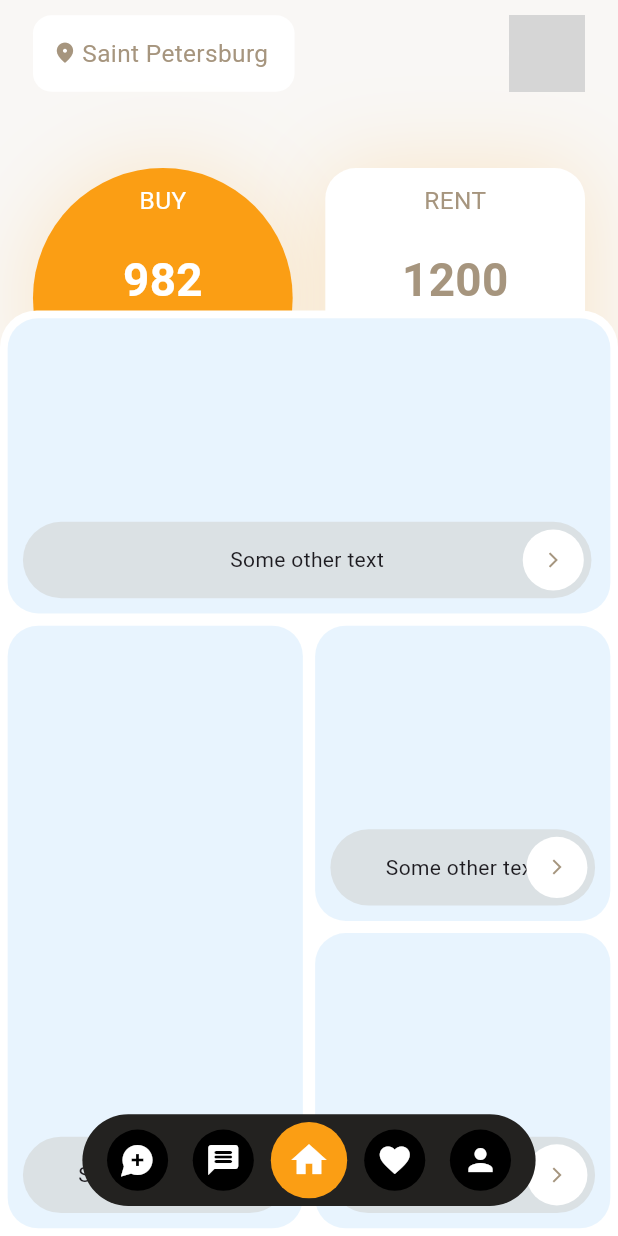
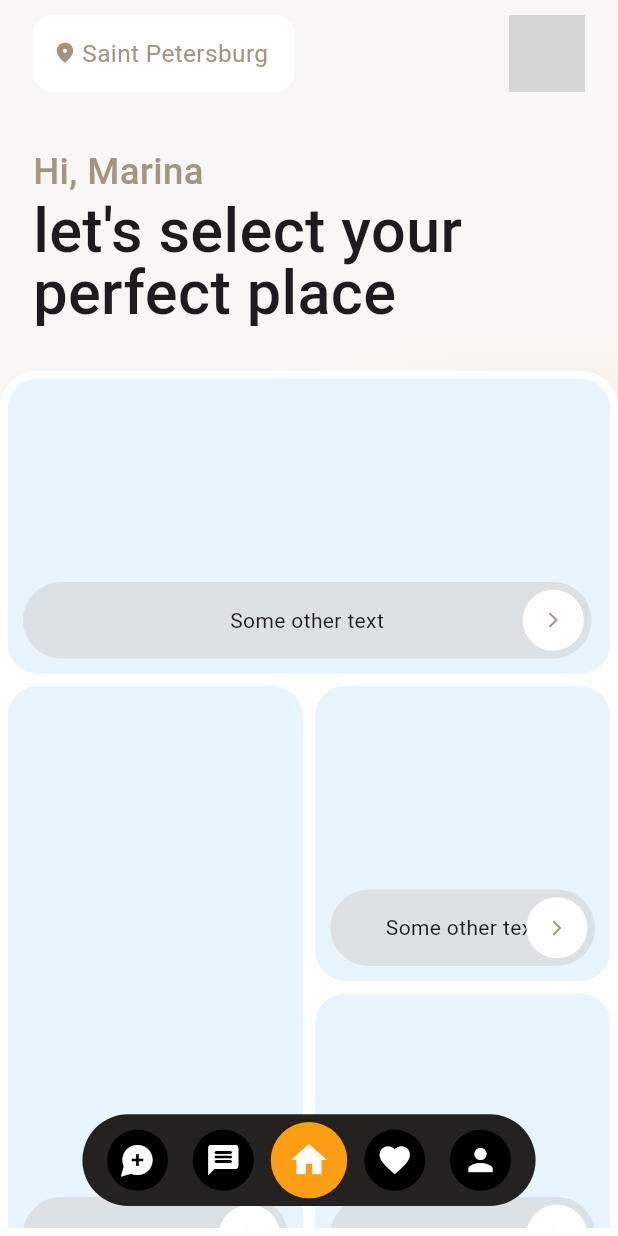
Before and after one commit to Enri-code/real-estate-app, a Flutter app: the screen it shows after launch, on a phone screen of 412 x 824 dp. Run offline on Flutter 3.47's test engine with Material 3 defaults, Android fonts, the phone set to English and light mode, and no system bars; our stand-ins replace bloc, dropdown_button2, equatable, flutter_bloc, flutter_screenutil, google_maps_flutter; grey boxes are pictures that could not be loaded.

Commit message:
fix: ui updates on home page

```diff
--- a/lib/src/features/home/presentation/pages/home_page.dart
+++ b/lib/src/features/home/presentation/pages/home_page.dart
@@ -5,6 +5,7 @@ import 'package:real_estate_app/src/features/home/presentation/widgets/home_list
 import 'package:real_estate_app/src/features/home/presentation/widgets/location_widget.dart';
 import 'package:real_estate_app/src/features/home/presentation/widgets/rent_amount_widget.dart';
 import 'package:real_estate_app/src/features/home/presentation/widgets/user_profile_widget.dart';
+import 'package:real_estate_app/src/styles/app_color.dart';
 import 'package:real_estate_app/src/utils/constants.dart';
 
 class HomePage extends StatefulWidget {
@@ -67,64 +68,72 @@ class _HomePageState extends State<HomePage>
         },
         child: Stack(
           children: [
-            Positioned.fill(
-              child: Container(
+            Container(
               decoration: const BoxDecoration(
                 gradient: RadialGradient(
                   colors: [Color(0xfffed9b1), Color(0xfff9f7f5)],
-                    focal: Alignment(0.9, -.2),
-                    center: Alignment(0.5, 0.3),
-                    radius: 0.7,
+                  focal: Alignment(1, 0.3),
+                  center: Alignment(0.7, 0.4),
+                  radius: 0.9,
                 ),
               ),
             ),
-            ),
-            Positioned.fill(
-              child: SafeArea(
+            SafeArea(
+              child: Padding(
+                padding: EdgeInsets.symmetric(horizontal: 20.w),
                 child: Column(
                   children: [
                     10.verticalSpace,
-                    Padding(
-                      padding: EdgeInsets.symmetric(horizontal: 20.w),
-                      child: const Row(
+                    const Row(
                       mainAxisAlignment: MainAxisAlignment.spaceBetween,
+                      children: [LocationWidget(), UserProfileWidget()],
+                    ),
+                    40.verticalSpace,
+                    Column(
+                      crossAxisAlignment: CrossAxisAlignment.stretch,
                       children: [
-                          LocationWidget(),
-                          UserProfileWidget(),
+                        Text(
+                          "Hi, Marina",
+                          style: TextStyle(
+                            fontSize: 24.sp,
+                            height: 1,
+                            color: AppColor.grey,
+                            fontWeight: FontWeight.w500,
+                          ),
+                        ),
+                        8.verticalSpace,
+                        Text(
+                          "let's select your",
+                          style: TextStyle(
+                            fontSize: 40.sp,
+                            height: 1,
+                            fontWeight: FontWeight.w500,
+                          ),
+                        ),
+                        Text(
+                          "perfect place",
+                          style: TextStyle(
+                            fontSize: 40.sp,
+                            height: 1,
+                            fontWeight: FontWeight.w500,
+                          ),
+                        ),
                       ],
                     ),
-                    ),
-
-                    50.verticalSpace,
-                    // AnimatedTextKit(
-                    //   animatedTexts: [
-                    //     FadeAnimatedText(
-                    //       'Fade First',
-                    //       textStyle: TextStyle(
-                    //           fontSize: 32.0, fontWeight: FontWeight.bold),
-                    //     ),
-                    //     ScaleAnimatedText(
-                    //       'Then Scale',
-                    //       textStyle: TextStyle(
-                    //           fontSize: 70.0, fontFamily: 'Canterbury'),
-                    //     ),
-                    //   ],
-                    // ),
-                    Padding(
-                      padding: EdgeInsets.symmetric(horizontal: 20.w),
-                      child: const Row(
+                    32.verticalSpace,
+                    const Row(
                       mainAxisAlignment: MainAxisAlignment.spaceBetween,
                       children: [
                         BuyAmountWidget(amount: 982),
                         RentAmountWidget(amount: 1200),
                       ],
-                      ),
                     )
                   ],
                 ),
               ),
             ),
             // HomeListingWidget(),
+            // if (false)
             AnimatedBuilder(
               animation: slideAnimation,
               builder: (context, child) {
@@ -134,7 +143,7 @@ class _HomePageState extends State<HomePage>
                   right: 0,
                   child: Container(
                     constraints: BoxConstraints(
-                      maxHeight: 0.85.sh * slideAnimation.value,
+                      maxHeight: 0.7.sh * slideAnimation.value,
                     ),
                     padding: EdgeInsets.all(5.r),
                     decoration: BoxDecoration(
--- a/lib/src/features/home/presentation/widgets/buy_amount_widget.dart
+++ b/lib/src/features/home/presentation/widgets/buy_amount_widget.dart
@@ -64,12 +64,12 @@ class _BuyAmountWidgetState extends State<BuyAmountWidget>
             decoration: BoxDecoration(
               color: AppColor.primary,
               shape: BoxShape.circle,
-                boxShadow: [
-                  BoxShadow(
-                    color: AppColor.primary.withOpacity(0.2),
-                    blurRadius: 50,
-                  )
-                ],
+              // boxShadow: [
+              //   BoxShadow(
+              //     color: AppColor.primary.withOpacity(0.2),
+              //     blurRadius: 50,
+              //   )
+              // ],
             ),
             child: Column(
               children: [
@@ -104,6 +104,7 @@ class _BuyAmountWidgetState extends State<BuyAmountWidget>
             ),
           ),
         );
-        });
+      },
+    );
   }
 }
--- a/lib/src/features/home/presentation/widgets/location_widget.dart
+++ b/lib/src/features/home/presentation/widgets/location_widget.dart
@@ -1,6 +1,7 @@
 import 'package:flutter/cupertino.dart';
 import 'package:flutter/material.dart';
 import 'package:flutter_screenutil/flutter_screenutil.dart';
+import 'package:real_estate_app/src/styles/app_color.dart';
 import 'package:real_estate_app/src/utils/constants.dart';
 
 class LocationWidget extends StatefulWidget {
@@ -49,7 +50,7 @@ class _LocationWidgetState extends State<LocationWidget>
             Icon(
               Icons.location_on_rounded,
               size: 16.sp,
-              color: const Color(0xFFa6957e),
+              color: AppColor.grey,
             ),
             3.horizontalSpace,
             Flexible(
@@ -58,7 +59,7 @@ class _LocationWidgetState extends State<LocationWidget>
                 style: TextStyle(
                   fontSize: 16.sp,
                   fontWeight: FontWeight.w400,
-                  color: const Color(0xFFa6957e),
+                  color: AppColor.grey,
                   overflow: TextOverflow.ellipsis,
                 ),
               ),
--- a/lib/src/features/home/presentation/widgets/rent_amount_widget.dart
+++ b/lib/src/features/home/presentation/widgets/rent_amount_widget.dart
@@ -66,12 +66,12 @@ class _RentAmountWidgetState extends State<RentAmountWidget>
               decoration: BoxDecoration(
                 color: Colors.white,
                 borderRadius: BorderRadius.circular(20.r),
-                boxShadow: [
-                  BoxShadow(
-                    color: AppColor.primary.withOpacity(0.2),
-                    blurRadius: 50,
-                  )
-                ],
+                // boxShadow: [
+                //   BoxShadow(
+                //     color: AppColor.primary.withOpacity(0.2),
+                //     blurRadius: 50,
+                //   )
+                // ],
               ),
               child: Column(
                 children: [
@@ -81,7 +81,7 @@ class _RentAmountWidgetState extends State<RentAmountWidget>
                     style: TextStyle(
                       fontSize: 16.sp,
                       fontWeight: FontWeight.w400,
-                      color: const Color(0xFFa6957e),
+                      color: AppColor.grey,
                     ),
                   ),
                   20.verticalSpace,
@@ -90,7 +90,7 @@ class _RentAmountWidgetState extends State<RentAmountWidget>
                     style: TextStyle(
                       fontSize: 30.sp,
                       fontWeight: FontWeight.w600,
-                      color: const Color(0xFFa6957e),
+                      color: AppColor.grey,
                     ),
                   ),
                   5.verticalSpace,
@@ -99,7 +99,7 @@ class _RentAmountWidgetState extends State<RentAmountWidget>
                     style: TextStyle(
                       fontSize: 16.sp,
                       fontWeight: FontWeight.w400,
-                      color: const Color(0xFFa6957e),
+                      color: AppColor.grey,
                     ),
                   ),
                 ],
```
Lines whose indentation alone changed are shown as unchanged.
